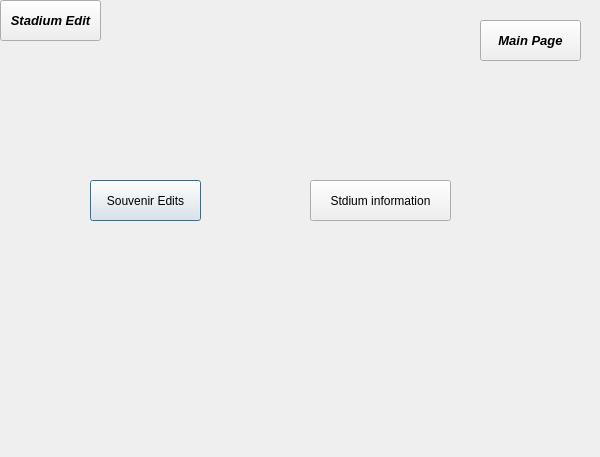
The window that maintenancepage.ui (Ling2251/CS1D-Project-2-Baseball-Project) describes before a commit, drawn with Qt 5.
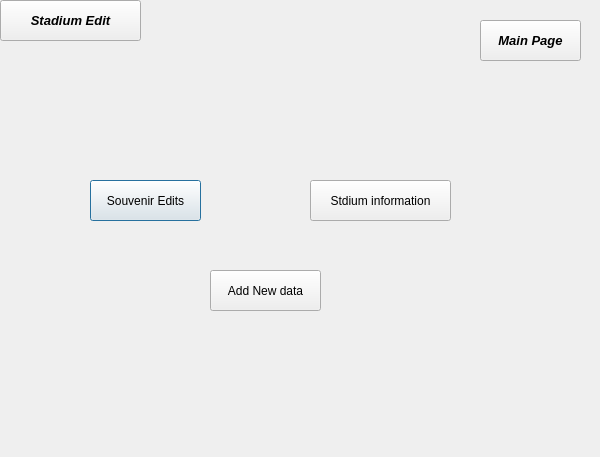
The same window after the commit.

What changed in the file:
```diff
--- a/maintenancepage.ui
+++ b/maintenancepage.ui
@@ -66,7 +66,7 @@
     <rect>
      <x>0</x>
      <y>0</y>
-     <width>101</width>
+     <width>141</width>
      <height>41</height>
     </rect>
    </property>
@@ -83,6 +83,19 @@
     <string>Stadium Edit</string>
    </property>
   </widget>
+  <widget class="QPushButton" name="readNewData">
+   <property name="geometry">
+    <rect>
+     <x>210</x>
+     <y>270</y>
+     <width>111</width>
+     <height>41</height>
+    </rect>
+   </property>
+   <property name="text">
+    <string>Add New data</string>
+   </property>
+  </widget>
  </widget>
  <resources/>
  <connections/>
```
